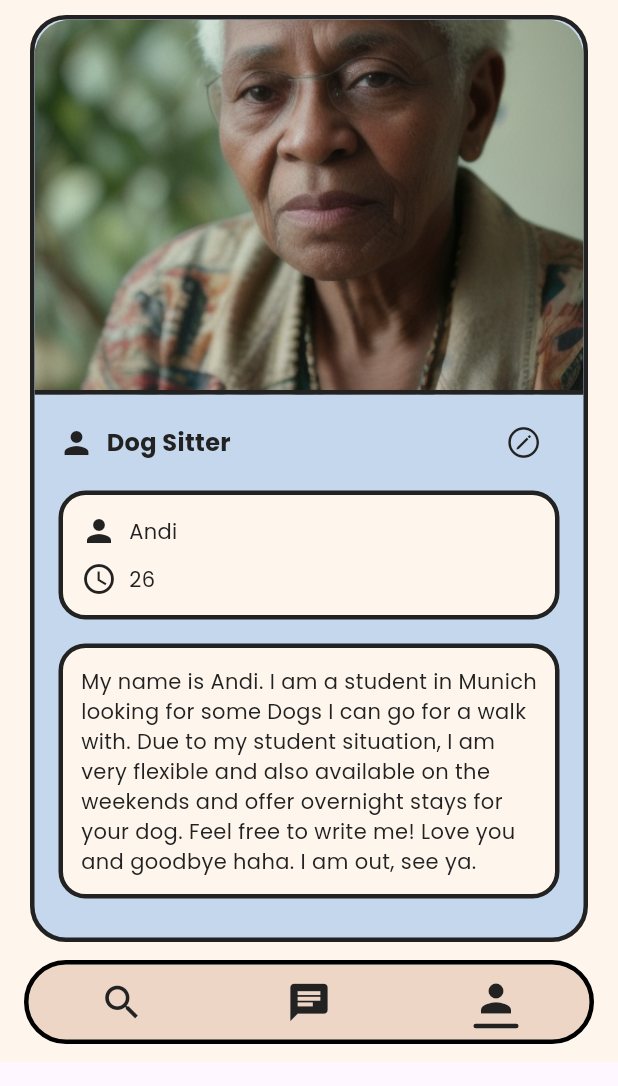
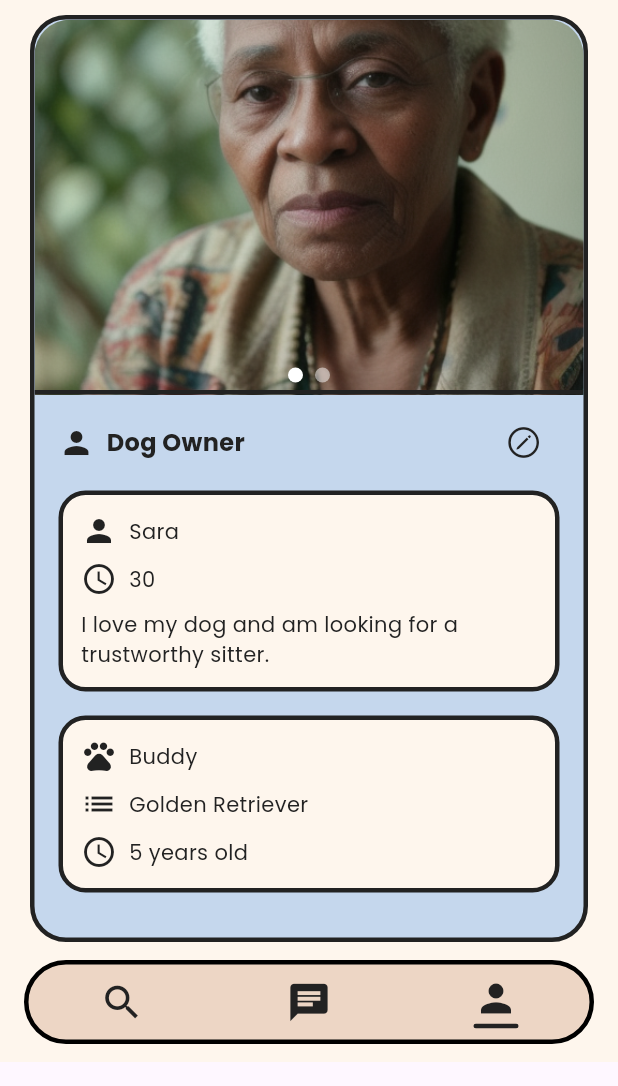
Before and after one commit to simonroedig/DoggyMatch, a Flutter app: the MainScreen screen opened directly, item 3 of the bottom bar chosen, on a phone screen of 412 x 824 dp, the part 150-1236 px from its top. Run offline on Flutter 3.47's test engine with Material 3 defaults, Android fonts, the phone set to English and light mode, and no system bars; our stand-ins replace firebase_auth, firebase_core; accounts and stored records are empty; network calls fail; project files that could hold a hidden picture were left out.

Commit message:
profile dog_sitter dog_owner difference

```diff
--- a/lib/main.dart
+++ b/lib/main.dart
@@ -2,8 +2,7 @@
 
 import 'package:firebase_core/firebase_core.dart';
 import 'package:flutter/material.dart';
-import 'package:doggymatch_flutter/pages/main_screen.dart';
-import 'package:doggymatch_flutter/pages/welcome_page.dart';
+import 'package:doggymatch_flutter/services/auth_gate.dart';
 
 Future<void> main() async {
   WidgetsFlutterBinding.ensureInitialized();
@@ -21,7 +20,7 @@ class MyApp extends StatelessWidget {
     return const MaterialApp(
       debugShowCheckedModeBanner: false,
       title: 'DoggyMatch',
-      home: WelcomePage(),
+      home: AuthGate(),
     );
   }
 }
--- a/lib/pages/login_page.dart
+++ b/lib/pages/login_page.dart
@@ -30,6 +30,7 @@ class _LoginPageState extends State<LoginPage> {
     final screenWidth = MediaQuery.of(context).size.width;
 
     return Scaffold(
+      resizeToAvoidBottomInset: false,
       body: Stack(
         children: [
           _buildBackgroundImage(),
--- a/lib/pages/main_screen.dart
+++ b/lib/pages/main_screen.dart
@@ -3,6 +3,8 @@ import 'package:doggymatch_flutter/pages/search_page.dart';
 import 'package:doggymatch_flutter/pages/chat_page.dart';
 import 'package:doggymatch_flutter/pages/profile_page.dart';
 import 'package:doggymatch_flutter/widgets/custom_bottom_navigation.dart';
+import 'package:doggymatch_flutter/profile/profile.dart';
+import 'package:doggymatch_flutter/colors.dart';
 
 class MainScreen extends StatefulWidget {
   const MainScreen({super.key});
@@ -14,11 +16,42 @@ class MainScreen extends StatefulWidget {
 class MainScreenState extends State<MainScreen> {
   int _currentIndex = 0;
 
-  final List<Widget> _pages = [
-    const SearchPage(),
-    const ChatPage(),
-    const ProfilePage(),
-  ];
+  late final List<Widget> _pages;
+
+  final Profile dogSitterProfile = DogSitterProfile(
+    userName: 'Andi',
+    userAge: 26,
+    aboutText: 'I am a student in Munich looking for some dogs to walk with.',
+    profileColor: AppColors.accent1,
+    images: [
+      'assets/icons/zz.png',
+      'assets/icons/zz.png',
+    ],
+  );
+
+  final Profile dogOwnerProfile = DogOwnerProfile(
+    userName: 'Sara',
+    userAge: 30,
+    aboutText: 'I love my dog and am looking for a trustworthy sitter.',
+    profileColor: AppColors.accent1,
+    dogName: 'Buddy',
+    dogBreed: 'Golden Retriever',
+    dogAge: 5,
+    images: [
+      'assets/icons/zz.png',
+      'assets/icons/zz.png',
+    ],
+  );
+
+  @override
+  void initState() {
+    super.initState();
+    _pages = [
+      const SearchPage(),
+      const ChatPage(),
+      ProfilePage(profile: dogOwnerProfile), // Use the desired profile here
+    ];
+  }
 
   void _onTabTapped(int index) {
     setState(() {
--- a/lib/pages/profile_page.dart
+++ b/lib/pages/profile_page.dart
@@ -1,11 +1,14 @@
+import 'package:flutter/material.dart';
 import 'package:doggymatch_flutter/colors.dart';
-import 'package:flutter/material.dart';
 import 'package:doggymatch_flutter/widgets/custom_app_bar.dart';
 import 'package:doggymatch_flutter/pages/settings_page.dart';
 import 'package:doggymatch_flutter/widgets/profile_widget.dart';
+import 'package:doggymatch_flutter/profile/profile.dart';
 
 class ProfilePage extends StatelessWidget {
-  const ProfilePage({super.key});
+  final Profile profile;
+
+  const ProfilePage({super.key, required this.profile});
 
   void _navigateToSettings(BuildContext context) {
     Navigator.of(context).push(
@@ -25,8 +28,8 @@ class ProfilePage extends StatelessWidget {
             showFilterIcon: false,
             onSettingsPressed: () => _navigateToSettings(context),
           ),
-          const Expanded(
-            child: ProfileWidget(),
+          Expanded(
+            child: ProfileWidget(profile: profile),
           ),
         ],
       ),
--- a/lib/pages/register_page.dart
+++ b/lib/pages/register_page.dart
@@ -35,6 +35,7 @@ class _RegisterPageState extends State<RegisterPage> {
     final screenWidth = MediaQuery.of(context).size.width;
 
     return Scaffold(
+      resizeToAvoidBottomInset: false,
       body: Stack(
         children: [
           _buildBackgroundImage(),
--- /dev/null
+++ b/lib/profile/profile.dart
@@ -0,0 +1,44 @@
+import 'dart:ui';
+
+abstract class Profile {
+  final String userName;
+  final int userAge;
+  final String aboutText;
+  final Color profileColor;
+  final List<String> images; // Add this line
+
+  Profile({
+    required this.userName,
+    required this.userAge,
+    required this.aboutText,
+    required this.profileColor,
+    required this.images, // Add this line
+  });
+}
+
+class DogSitterProfile extends Profile {
+  DogSitterProfile({
+    required super.userName,
+    required super.userAge,
+    required super.aboutText,
+    required super.profileColor,
+    required super.images, // Add this line
+  });
+}
+
+class DogOwnerProfile extends Profile {
+  final String dogName;
+  final String dogBreed;
+  final int dogAge;
+
+  DogOwnerProfile({
+    required super.userName,
+    required super.userAge,
+    required super.aboutText,
+    required super.profileColor,
+    required super.images, // Add this line
+    required this.dogName,
+    required this.dogBreed,
+    required this.dogAge,
+  });
+}
--- /dev/null
+++ b/lib/services/auth_gate.dart
@@ -0,0 +1,34 @@
+// File: auth_gate.dart
+import 'package:firebase_auth/firebase_auth.dart';
+import 'package:flutter/material.dart';
+import 'package:doggymatch_flutter/pages/main_screen.dart';
+import 'package:doggymatch_flutter/pages/welcome_page.dart';
+
+class AuthGate extends StatelessWidget {
+  const AuthGate({super.key});
+
+  @override
+  Widget build(BuildContext context) {
+    return StreamBuilder<User?>(
+      stream: FirebaseAuth.instance.authStateChanges(),
+      builder: (context, snapshot) {
+        // If the snapshot has data, meaning the user is authenticated, go to MainScreen
+        if (snapshot.connectionState == ConnectionState.active) {
+          final User? user = snapshot.data;
+          if (user == null) {
+            return const WelcomePage();
+          } else {
+            return const MainScreen();
+          }
+        }
+
+        // Otherwise, show a loading spinner while waiting for the auth state to load
+        return const Scaffold(
+          body: Center(
+            child: CircularProgressIndicator(),
+          ),
+        );
+      },
+    );
+  }
+}
--- a/lib/widgets/profile_widget.dart
+++ b/lib/widgets/profile_widget.dart
@@ -1,16 +1,26 @@
+import 'package:flutter/cupertino.dart';
 import 'package:flutter/material.dart';
+import 'package:doggymatch_flutter/profile/profile.dart';
 import 'package:doggymatch_flutter/colors.dart';
-import 'package:flutter/cupertino.dart';
 
-class ProfileWidget extends StatelessWidget {
-  const ProfileWidget({super.key});
+class ProfileWidget extends StatefulWidget {
+  final Profile profile;
+
+  const ProfileWidget({super.key, required this.profile});
+
+  @override
+  _ProfileWidgetState createState() => _ProfileWidgetState();
+}
+
+class _ProfileWidgetState extends State<ProfileWidget> {
+  int _currentImageIndex = 0;
 
   @override
   Widget build(BuildContext context) {
     return Container(
       margin: const EdgeInsets.symmetric(horizontal: 20.0),
       decoration: BoxDecoration(
-        color: AppColors.accent1,
+        color: widget.profile.profileColor,
         borderRadius: BorderRadius.circular(24.0),
         border: Border.all(
           color: AppColors.customBlack,
@@ -25,19 +35,14 @@ class ProfileWidget extends StatelessWidget {
               child: SingleChildScrollView(
                 child: Column(
                   children: [
-                    // Image with bottom stroke
                     Stack(
                       children: [
-                        ClipRRect(
-                          borderRadius: const BorderRadius.vertical(
-                            top: Radius.circular(24.0),
-                          ),
-                          child: Image.asset(
-                            'assets/icons/zz.png',
-                            height: 250,
-                            width: double.infinity,
-                            fit: BoxFit.cover,
-                          ),
+                        _buildProfileImageSlider(),
+                        Positioned(
+                          bottom: 8.0,
+                          left: 0,
+                          right: 0,
+                          child: _buildImageIndicator(),
                         ),
                         Positioned(
                           bottom: 0,
@@ -50,7 +55,6 @@ class ProfileWidget extends StatelessWidget {
                         ),
                       ],
                     ),
-                    // Content below the image
                     Padding(
                       padding: const EdgeInsets.symmetric(
                           horizontal: 16.0, vertical: 8.0),
@@ -60,14 +64,16 @@ class ProfileWidget extends StatelessWidget {
                           Row(
                             mainAxisAlignment: MainAxisAlignment.spaceBetween,
                             children: [
-                              const Row(
+                              Row(
                                 children: [
-                                  Icon(Icons.person,
+                                  const Icon(Icons.person,
                                       color: AppColors.customBlack),
-                                  SizedBox(width: 8.0),
+                                  const SizedBox(width: 8.0),
                                   Text(
-                                    'Dog Sitter',
-                                    style: TextStyle(
+                                    widget.profile is DogSitterProfile
+                                        ? 'Dog Sitter'
+                                        : 'Dog Owner',
+                                    style: const TextStyle(
                                       fontFamily: 'Poppins',
                                       fontSize: 16,
                                       fontWeight: FontWeight.bold,
@@ -85,76 +91,10 @@ class ProfileWidget extends StatelessWidget {
                               ),
                             ],
                           ),
-                          // First Section (Name and Age)
-                          Container(
-                            margin: const EdgeInsets.symmetric(vertical: 8.0),
-                            padding: const EdgeInsets.all(12.0),
-                            decoration: BoxDecoration(
-                              color: AppColors.bg,
-                              borderRadius: BorderRadius.circular(18.0),
-                              border: Border.all(
-                                color: AppColors.customBlack,
-                                width: 3.0,
-                              ),
-                            ),
-                            child: const Column(
-                              crossAxisAlignment: CrossAxisAlignment.start,
-                              children: [
-                                Row(
-                                  children: [
-                                    Icon(Icons.person,
-                                        color: AppColors.customBlack),
-                                    SizedBox(width: 8.0),
-                                    Text(
-                                      'Andi',
-                                      style: TextStyle(
-                                        fontFamily: 'Poppins',
-                                        fontSize: 14,
-                                        color: AppColors.customBlack,
-                                      ),
-                                    ),
-                                  ],
-                                ),
-                                SizedBox(height: 8.0),
-                                Row(
-                                  children: [
-                                    Icon(Icons.access_time,
-                                        color: AppColors.customBlack),
-                                    SizedBox(width: 8.0),
-                                    Text(
-                                      '26',
-                                      style: TextStyle(
-                                        fontFamily: 'Poppins',
-                                        fontSize: 14,
-                                        color: AppColors.customBlack,
-                                      ),
-                                    ),
-                                  ],
-                                ),
-                              ],
-                            ),
-                          ),
-                          // Second Section (Description)
-                          Container(
-                            margin: const EdgeInsets.symmetric(vertical: 8.0),
-                            padding: const EdgeInsets.all(12.0),
-                            decoration: BoxDecoration(
-                              color: AppColors.bg,
-                              borderRadius: BorderRadius.circular(18.0),
-                              border: Border.all(
-                                color: AppColors.customBlack,
-                                width: 3.0,
-                              ),
-                            ),
-                            child: const Text(
-                              'My name is Andi. I am a student in Munich looking for some Dogs I can go for a walk with. Due to my student situation, I am very flexible and also available on the weekends and offer overnight stays for your dog. Feel free to write me! Love you and goodbye haha. I am out, see ya.',
-                              style: TextStyle(
-                                fontFamily: 'Poppins',
-                                fontSize: 14,
-                                color: AppColors.customBlack,
-                              ),
-                            ),
-                          ),
+                          _buildUserInfoSection(),
+                          if (widget.profile is DogOwnerProfile)
+                            _buildDogInfoSection(
+                                widget.profile as DogOwnerProfile),
                         ],
                       ),
                     ),
@@ -167,4 +107,174 @@ class ProfileWidget extends StatelessWidget {
       ),
     );
   }
+
+  Widget _buildProfileImageSlider() {
+    return SizedBox(
+      height: 250, // Adjust the height as needed
+      child: PageView.builder(
+        itemCount:
+            widget.profile.images.isEmpty ? 1 : widget.profile.images.length,
+        onPageChanged: (index) {
+          setState(() {
+            _currentImageIndex = index;
+          });
+        },
+        itemBuilder: (context, index) {
+          final imageUrl = widget.profile.images.isNotEmpty
+              ? widget.profile.images[index]
+              : 'assets/icons/placeholder.png'; // Placeholder image path
+
+          return Image.asset(
+            imageUrl,
+            height: 250,
+            width: double.infinity,
+            fit: BoxFit.cover,
+          );
+        },
+      ),
+    );
+  }
+
+  Widget _buildImageIndicator() {
+    final int imageCount =
+        widget.profile.images.isEmpty ? 1 : widget.profile.images.length;
+
+    return Row(
+      mainAxisAlignment: MainAxisAlignment.center,
+      children: List.generate(imageCount, (index) {
+        return Container(
+          margin: const EdgeInsets.symmetric(horizontal: 4.0),
+          width: 10.0,
+          height: 10.0,
+          decoration: BoxDecoration(
+            shape: BoxShape.circle,
+            color: Colors.white
+                .withOpacity(_currentImageIndex == index ? 1.0 : 0.5),
+          ),
+        );
+      }),
+    );
+  }
+
+  Widget _buildUserInfoSection() {
+    return Container(
+      margin: const EdgeInsets.symmetric(vertical: 8.0),
+      padding: const EdgeInsets.all(12.0),
+      decoration: BoxDecoration(
+        color: AppColors.bg,
+        borderRadius: BorderRadius.circular(18.0),
+        border: Border.all(
+          color: AppColors.customBlack,
+          width: 3.0,
+        ),
+      ),
+      child: Column(
+        crossAxisAlignment: CrossAxisAlignment.start,
+        children: [
+          Row(
+            children: [
+              const Icon(Icons.person, color: AppColors.customBlack),
+              const SizedBox(width: 8.0),
+              Text(
+                widget.profile.userName,
+                style: const TextStyle(
+                  fontFamily: 'Poppins',
+                  fontSize: 14,
+                  color: AppColors.customBlack,
+                ),
+              ),
+            ],
+          ),
+          const SizedBox(height: 8.0),
+          Row(
+            children: [
+              const Icon(Icons.access_time, color: AppColors.customBlack),
+              const SizedBox(width: 8.0),
+              Text(
+                '${widget.profile.userAge}',
+                style: const TextStyle(
+                  fontFamily: 'Poppins',
+                  fontSize: 14,
+                  color: AppColors.customBlack,
+                ),
+              ),
+            ],
+          ),
+          const SizedBox(height: 8.0),
+          Text(
+            widget.profile.aboutText,
+            style: const TextStyle(
+              fontFamily: 'Poppins',
+              fontSize: 14,
+              color: AppColors.customBlack,
+            ),
+          ),
+        ],
+      ),
+    );
+  }
+
+  Widget _buildDogInfoSection(DogOwnerProfile dogOwnerProfile) {
+    return Container(
+      margin: const EdgeInsets.symmetric(vertical: 8.0),
+      padding: const EdgeInsets.all(12.0),
+      decoration: BoxDecoration(
+        color: AppColors.bg,
+        borderRadius: BorderRadius.circular(18.0),
+        border: Border.all(
+          color: AppColors.customBlack,
+          width: 3.0,
+        ),
+      ),
+      child: Column(
+        crossAxisAlignment: CrossAxisAlignment.start,
+        children: [
+          Row(
+            children: [
+              const Icon(Icons.pets, color: AppColors.customBlack),
+              const SizedBox(width: 8.0),
+              Text(
+                dogOwnerProfile.dogName,
+                style: const TextStyle(
+                  fontFamily: 'Poppins',
+                  fontSize: 14,
+                  color: AppColors.customBlack,
+                ),
+              ),
+            ],
+          ),
+          const SizedBox(height: 8.0),
+          Row(
+            children: [
+              const Icon(Icons.list, color: AppColors.customBlack),
+              const SizedBox(width: 8.0),
+              Text(
+                dogOwnerProfile.dogBreed,
+                style: const TextStyle(
+                  fontFamily: 'Poppins',
+                  fontSize: 14,
+                  color: AppColors.customBlack,
+                ),
+              ),
+            ],
+          ),
+          const SizedBox(height: 8.0),
+          Row(
+            children: [
+              const Icon(Icons.access_time, color: AppColors.customBlack),
+              const SizedBox(width: 8.0),
+              Text(
+                '${dogOwnerProfile.dogAge} years old',
+                style: const TextStyle(
+                  fontFamily: 'Poppins',
+                  fontSize: 14,
+                  color: AppColors.customBlack,
+                ),
+              ),
+            ],
+          ),
+        ],
+      ),
+    );
+  }
 }
```
Also changed, not shown: assets/img/dog_owner_1.png (added), assets/img/dog_owner_2.png (added), assets/img/dog_sitter_1.png (added), assets/img/dog_sitter_2.png (added), firebase.json (added), lib/firebase_options.dart (added), 1 other file.
